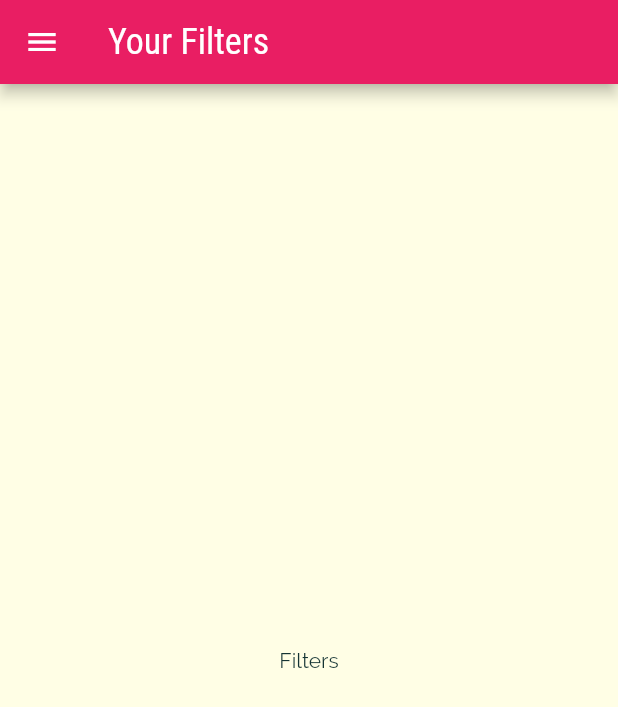
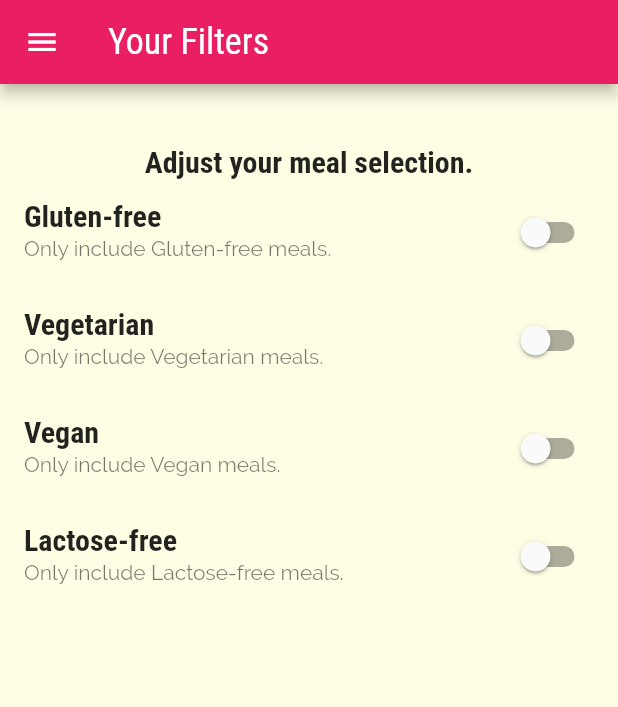
Before and after one commit to delwinbest/flutter_complete_guide, a Flutter app: the FiltersScreen screen opened by its route, on a phone screen of 412 x 824 dp. Shown: the top 707 px of the screen. Run offline on Flutter 3.47's test engine with Material 2 defaults, Android fonts, the phone set to English and light mode, and no system bars; missing offline and left inert: dart:ffi.

Commit message:
Switchlisttile

```diff
--- a/lib/screens/filters_screen.dart
+++ b/lib/screens/filters_screen.dart
@@ -1,9 +1,30 @@
+import 'dart:ffi';
+
 import 'package:flutter/material.dart';
 import 'package:flutter_complete_guide/widgets/main_drawer.dart';
 
-class FiltersScreen extends StatelessWidget {
+class FiltersScreen extends StatefulWidget {
   const FiltersScreen({super.key});
   static const routeName = '/filters';
+
+  @override
+  State<FiltersScreen> createState() => _FiltersScreenState();
+}
+
+class _FiltersScreenState extends State<FiltersScreen> {
+  bool _glutenFree = false;
+  bool _vegetarian = false;
+  bool _vegan = false;
+  bool _lactoseFree = false;
+
+  SwitchListTile _buildSwitchListTile(String title, String description,
+      bool currentValue, Function(bool) updateValue) {
+    return SwitchListTile(
+        title: Text(title),
+        value: currentValue,
+        subtitle: Text(description),
+        onChanged: updateValue);
+  }
 
   @override
   Widget build(BuildContext context) {
@@ -12,8 +33,47 @@ class FiltersScreen extends StatelessWidget {
         title: const Text('Your Filters'),
       ),
       drawer: const MainDrawer(),
-      body: const Center(
-        child: Text('Filters'),
+      body: Column(
+        children: [
+          Container(
+            padding: const EdgeInsets.all(20),
+          ),
+          Text(
+            "Adjust your meal selection.",
+            style: Theme.of(context).textTheme.titleMedium,
+          ),
+          Expanded(
+              child: ListView(
+            children: [
+              _buildSwitchListTile(
+                  'Gluten-free', 'Only include Gluten-free meals.', _glutenFree,
+                  (newValue) {
+                setState(() {
+                  _glutenFree = newValue;
+                });
+              }),
+              _buildSwitchListTile(
+                  'Vegetarian', 'Only include Vegetarian meals.', _vegetarian,
+                  (newValue) {
+                setState(() {
+                  _vegetarian = newValue;
+                });
+              }),
+              _buildSwitchListTile('Vegan', 'Only include Vegan meals.', _vegan,
+                  (newValue) {
+                setState(() {
+                  _vegan = newValue;
+                });
+              }),
+              _buildSwitchListTile('Lactose-free',
+                  'Only include Lactose-free meals.', _lactoseFree, (newValue) {
+                setState(() {
+                  _lactoseFree = newValue;
+                });
+              })
+            ],
+          ))
+        ],
       ),
     );
   }
```
